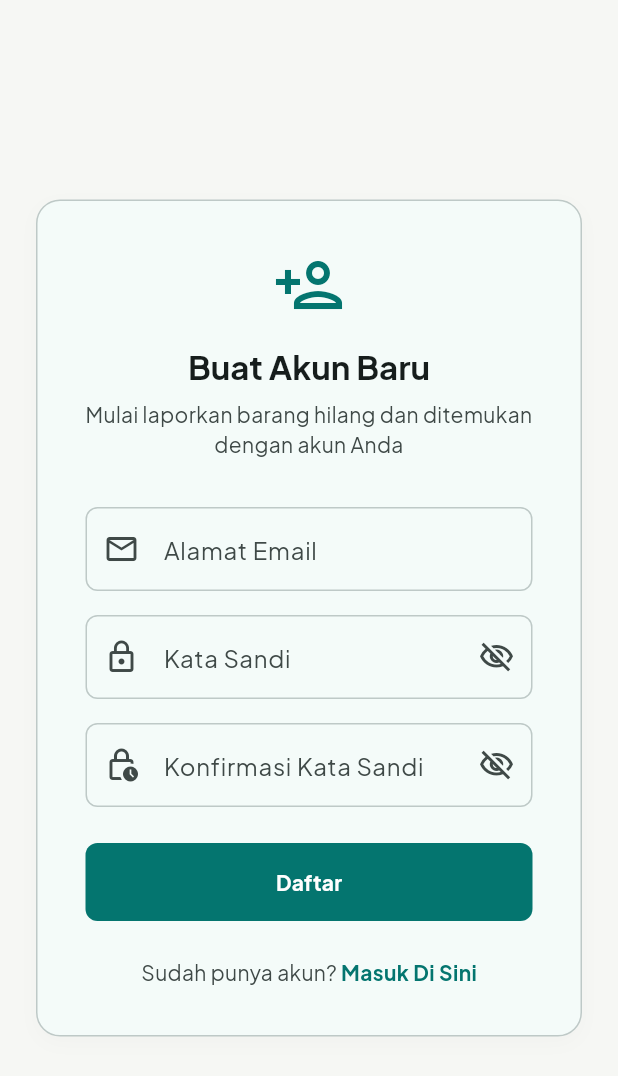
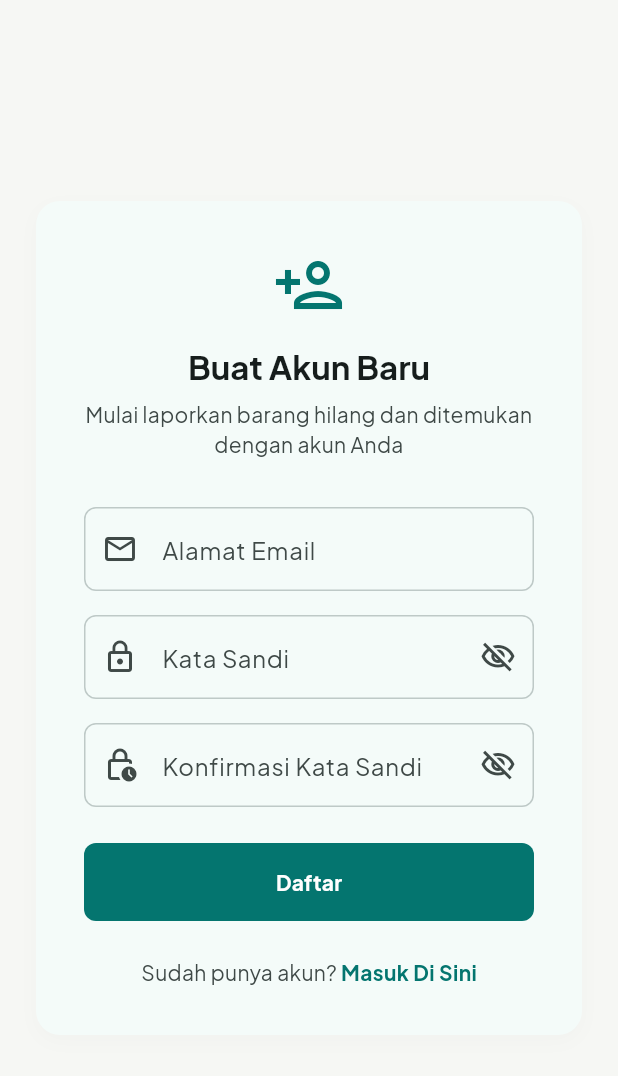
Before and after one commit to demmagence/lost-and-found, a Flutter app: the screen it shows after launch, after a tap on "Masuk", after a tap on "Daftar Sekarang", on a phone screen of 412 x 824 dp. Shown: the top 1076 px of the screen. Run offline on Flutter 3.47's test engine with Material 3 defaults, Android fonts, the phone set to English and light mode, and no system bars; our stand-ins replace google_fonts, supabase_flutter; accounts and stored records are empty.

Commit message:
style: remove outer border from cards in LoginPage and RegisterPage

```diff
--- a/lib/features/auth/views/login_page.dart
+++ b/lib/features/auth/views/login_page.dart
@@ -82,7 +82,6 @@ class _LoginPageState extends State<LoginPage> {
               decoration: BoxDecoration(
                 color: colorScheme.surface,
                 borderRadius: BorderRadius.circular(16),
-                border: Border.all(color: colorScheme.outlineVariant),
                 boxShadow: [
                   BoxShadow(
                     color: const Color(0x05000000),
--- a/lib/features/auth/views/register_page.dart
+++ b/lib/features/auth/views/register_page.dart
@@ -101,7 +101,6 @@ class _RegisterPageState extends State<RegisterPage> {
               decoration: BoxDecoration(
                 color: colorScheme.surface,
                 borderRadius: BorderRadius.circular(16),
-                border: Border.all(color: colorScheme.outlineVariant),
                 boxShadow: [
                   BoxShadow(
                     color: const Color(0x05000000),
```
